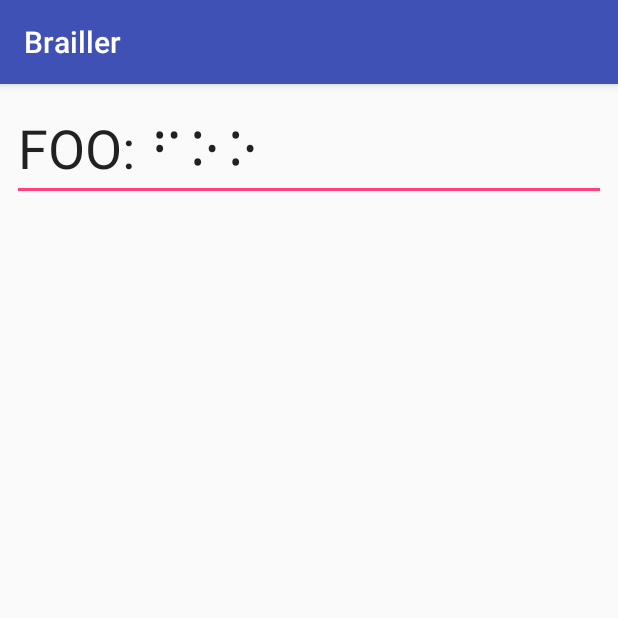
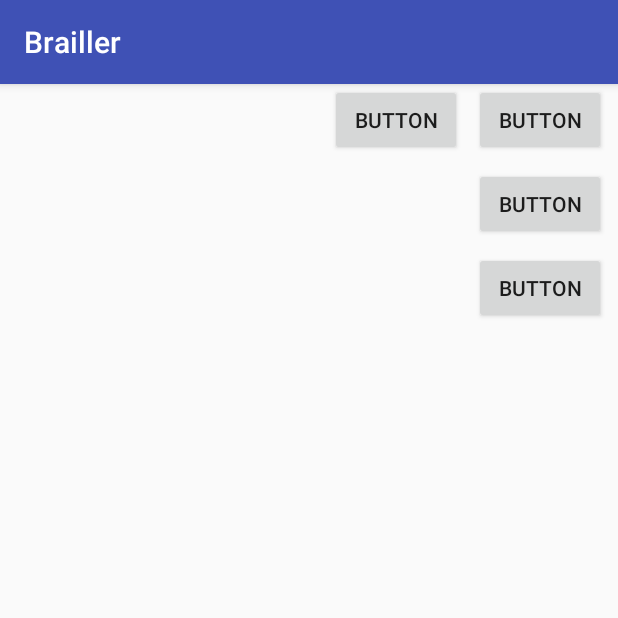
Before and after one commit to gmadrid/brailler, an Android app: the screen it shows after launch (MainActivity), on a phone screen of 412 x 824 dp, the top half of it. Run offline under Robolectric (Android 15) with nearby library versions, the phone set to English and light mode, and no system bars; our stand-ins replace RxJava; libraries missing offline, so code that uses them is left out: com.jakewharton.rxbinding2; 1 statement that could not run was skipped.

Commit message:
Starting to add button support.

```diff
--- a/app/build.gradle
+++ b/app/build.gradle
@@ -30,6 +30,7 @@ dependencies {
 
     compile 'io.reactivex.rxjava2:rxandroid:2.0.1'
     compile 'io.reactivex.rxjava2:rxjava:2.1.2'
+    compile 'com.jakewharton.rxbinding2:rxbinding:2.0.0'
 
     //compile 'com.google.dagger:dagger:2.11.x'
 //    annotationProcessor 'com.google.dagger:dagger-compiler:2.x'
--- a/app/src/main/java/com/scrawlsoft/brailler/Brailler.java
+++ b/app/src/main/java/com/scrawlsoft/brailler/Brailler.java
@@ -23,13 +23,13 @@ import io.reactivex.subjects.PublishSubject;
  * - when any switch turns off, the accumulated switches are aggregated into a single Cell output,
  * - all switches must be turned off before another Cell can be started.
  */
-public class Brailler {
+class Brailler {
     private PublishSubject<Cell> cellOutputSubject = PublishSubject.create();
 
     private boolean resetting = false;
     private int lastValue = 0;
 
-    public Brailler(Observable<Boolean>[] switches) {
+    Brailler(Observable<Boolean>[] switches) {
         if (switches.length != 6) {
             throw new IllegalArgumentException("Brailler must get 6 switches.");
         }
@@ -82,9 +82,6 @@ public class Brailler {
                         }
                     }
                 });
-
-
-
     }
 
     private static Observable<Integer> switchWithValue(Observable<Boolean> swtch, final int value) {
@@ -96,5 +93,5 @@ public class Brailler {
         }).startWith(0);
     }
 
-    public Observable<Cell> getOutput() { return cellOutputSubject.hide(); }
+    Observable<Cell> getOutput() { return cellOutputSubject.hide(); }
 }
--- a/app/src/main/java/com/scrawlsoft/brailler/Cell.java
+++ b/app/src/main/java/com/scrawlsoft/brailler/Cell.java
@@ -13,34 +13,33 @@ package com.scrawlsoft.brailler;
  *
  *  So, for example, a Braille 'e', encoded as dots 1,5, would be 0x01 + 0x10 = 0x11.
  */
-public class Cell {
+class Cell {
     private static final char BRAILLE_PATTERN_BLANK = '\u2800';
-    public static final int DOT_1 = 0x01;
-    public static final int DOT_2 = 0x02;
-    public static final int DOT_3 = 0x04;
-    public static final int DOT_4 = 0x08;
-    public static final int DOT_5 = 0x10;
-    public static final int DOT_6 = 0x20;
-    public static final int DOT_7 = 0x40;
-    public static final int DOT_8 = 0x80;
+    static final int DOT_1 = 0x01;
+    static final int DOT_2 = 0x02;
+    static final int DOT_3 = 0x04;
+    static final int DOT_4 = 0x08;
+    static final int DOT_5 = 0x10;
+    static final int DOT_6 = 0x20;
+    static final int DOT_7 = 0x40;
+    static final int DOT_8 = 0x80;
 
     private char dots = 0;
 
-    public Cell(int value) { dots = (char) value; }
-    public Cell() {}
+    Cell(int value) { dots = (char) value; }
+    Cell() {}
 
-    public char getCodePoint() {
+    char getCodePoint() {
         return (char) (dots + BRAILLE_PATTERN_BLANK);
     }
-    public int getValue() { return dots; }
+    int getValue() { return dots; }
 
-    public Cell dot1() { this.dots |= DOT_1; return this; }
-    public Cell dot2() { this.dots |= DOT_2; return this; }
-    public Cell dot3() { this.dots |= DOT_3; return this; }
-    public Cell dot4() { this.dots |= DOT_4; return this; }
-    public Cell dot5() { this.dots |= DOT_5; return this; }
-    public Cell dot6() { this.dots |= DOT_6; return this; }
-    public Cell dot7() { this.dots |= DOT_7; return this; }
-    public Cell dot8() { this.dots |= DOT_8; return this; }
-
+    Cell dot1() { this.dots |= DOT_1; return this; }
+    Cell dot2() { this.dots |= DOT_2; return this; }
+    Cell dot3() { this.dots |= DOT_3; return this; }
+    Cell dot4() { this.dots |= DOT_4; return this; }
+    Cell dot5() { this.dots |= DOT_5; return this; }
+    Cell dot6() { this.dots |= DOT_6; return this; }
+    Cell dot7() { this.dots |= DOT_7; return this; }
+    Cell dot8() { this.dots |= DOT_8; return this; }
 }
--- a/app/src/main/java/com/scrawlsoft/brailler/MainActivity.java
+++ b/app/src/main/java/com/scrawlsoft/brailler/MainActivity.java
@@ -2,7 +2,14 @@ package com.scrawlsoft.brailler;
 
 import android.support.v7.app.AppCompatActivity;
 import android.os.Bundle;
+import android.view.MotionEvent;
 import android.widget.EditText;
+
+import com.jakewharton.rxbinding2.view.RxView;
+
+import io.reactivex.annotations.NonNull;
+import io.reactivex.functions.Consumer;
+import io.reactivex.functions.Function;
 
 
 public class MainActivity extends AppCompatActivity {
@@ -12,13 +19,20 @@ public class MainActivity extends AppCompatActivity {
         super.onCreate(savedInstanceState);
         setContentView(R.layout.activity_main);
 
-        EditText editText = (EditText) findViewById(R.id.textThing);
-        editText.setText("GEORGE");
+        RxView.touches(findViewById(R.id.dot6)).map(new Function<Object, Object>() {
 
-        Cell cellF = new Cell().dot1().dot2().dot4();
-        Cell cellO = new Cell().dot1().dot3().dot5();
+            @Override
+            public Object apply(@NonNull Object o) throws Exception {
+                MotionEvent evt = (MotionEvent) o;
 
-        String foo = "FOO: " + cellF.getCodePoint() + cellO.getCodePoint() + cellO.getCodePoint();
-        editText.setText(foo);
+                System.out.println(evt.getAction());
+                return new Integer(3);
+            }
+        }).subscribe(new Consumer<Object>() {
+            @Override
+            public void accept(Object o) throws Exception {
+//                System.out.println(o);
+            }
+        });
     }
 }
--- a/app/src/main/res/layout/activity_main.xml
+++ b/app/src/main/res/layout/activity_main.xml
@@ -6,19 +6,65 @@
     android:layout_height="match_parent"
     tools:context="com.scrawlsoft.brailler.MainActivity">
 
-    <EditText
-        android:id="@+id/textThing"
-        android:layout_width="match_parent"
+    <Button
+        android:id="@+id/dot1"
+        android:layout_width="wrap_content"
         android:layout_height="wrap_content"
+        android:layout_marginBottom="8dp"
         android:layout_marginLeft="8dp"
         android:layout_marginRight="8dp"
         android:layout_marginTop="8dp"
-        android:editable="true"
-        android:ems="10"
-        android:inputType="textPersonName"
-        android:text="Name"
-        android:textSize="36sp"
+        android:text="Button"
+        app:layout_constraintBottom_toTopOf="@+id/dot2"
         app:layout_constraintLeft_toLeftOf="parent"
-        app:layout_constraintRight_toRightOf="parent"
+        app:layout_constraintRight_toLeftOf="@+id/dot4"
         app:layout_constraintTop_toTopOf="parent" />
+
+    <Button
+        android:id="@+id/dot2"
+        android:layout_width="wrap_content"
+        android:layout_height="wrap_content"
+        android:text="Button"
+        app:layout_constraintRight_toLeftOf="@+id/dot5"
+        android:layout_marginRight="29dp"
+        android:layout_marginBottom="43dp"
+        app:layout_constraintBottom_toTopOf="@+id/dot3" />
+
+    <Button
+        android:id="@+id/dot3"
+        android:layout_width="wrap_content"
+        android:layout_height="wrap_content"
+        android:text="Button"
+        tools:layout_editor_absoluteY="264dp"
+        app:layout_constraintRight_toLeftOf="@+id/dot6"
+        android:layout_marginRight="8dp" />
+
+    <Button
+        android:id="@+id/dot4"
+        android:layout_width="wrap_content"
+        android:layout_height="wrap_content"
+        android:text="Button"
+        tools:layout_editor_absoluteY="69dp"
+        android:layout_marginRight="8dp"
+        app:layout_constraintRight_toRightOf="parent" />
+
+    <Button
+        android:id="@+id/dot5"
+        android:layout_width="wrap_content"
+        android:layout_height="wrap_content"
+        android:text="Button"
+        android:layout_marginTop="8dp"
+        app:layout_constraintTop_toBottomOf="@+id/dot4"
+        android:layout_marginRight="8dp"
+        app:layout_constraintRight_toRightOf="parent" />
+
+    <Button
+        android:id="@+id/dot6"
+        android:layout_width="wrap_content"
+        android:layout_height="wrap_content"
+        android:text="Button"
+        android:layout_marginTop="8dp"
+        app:layout_constraintTop_toBottomOf="@+id/dot5"
+        android:layout_marginRight="8dp"
+        app:layout_constraintRight_toRightOf="parent" />
 </android.support.constraint.ConstraintLayout>
```
